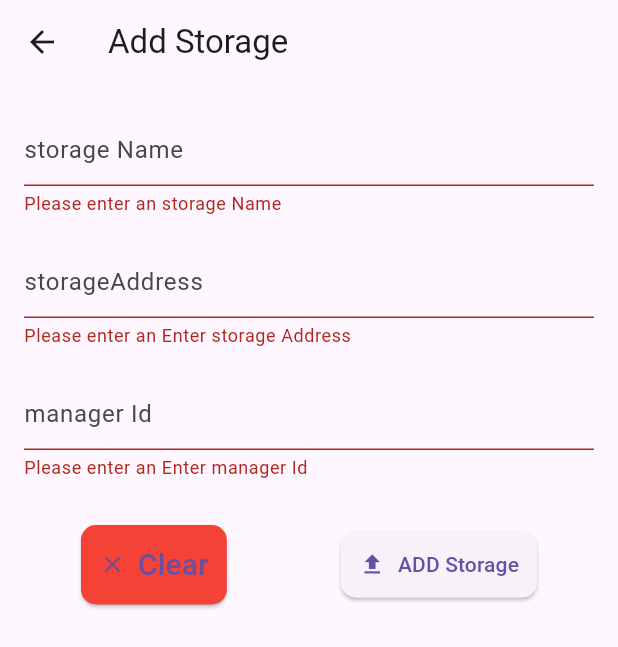
After one commit to naderwael1/opeartion_panal, a Flutter app: the AddStorage screen opened directly, after a tap on "ADD Storage", on a phone screen of 412 x 824 dp. The commit adds this screen. Shown: the top 647 px of the screen. Run offline on Flutter 3.47's test engine with Material 3 defaults, Android fonts, the phone set to English and light mode, and no system bars; our stand-ins replace dotted_border, flutter_offline, get, go_router, google_sign_in, iconsax and 2 more; missing offline and left inert: flutter_facebook_auth; accounts and stored records are empty; network calls fail.

Commit message:
add storage

```diff
--- a/lib/Features/home/presentation/views/widgets/choose_based_token.dart
+++ b/lib/Features/home/presentation/views/widgets/choose_based_token.dart
@@ -2,6 +2,7 @@ import 'package:bloc_v2/Features/emp_features/presentation/all_emp_screen.dart';
 import 'package:bloc_v2/Features/home/presentation/views/widgets/edit_upload_product_form.dart';
 import 'package:bloc_v2/add_general_Section/add_general_section.dart';
 import 'package:bloc_v2/add_register/add_register_employee.dart';
+import 'package:bloc_v2/add_storage/add_storage_screen.dart';
 import 'package:bloc_v2/providers/theme_provider.dart';
 import 'package:flutter/material.dart';
 import 'package:provider/provider.dart';
@@ -36,7 +37,7 @@ class HomeBody extends StatelessWidget {
           _buildCard(context, 'HR Dept', hrImage, const AllEmployeeScreen()),
           _buildCard(context, 'Operation Manager', operationImage, const AllBranchScreen()),
           _buildCard(context, 'Branch Manager', mangerImage, const AllBranchScreen()),
-          _buildCard(context, 'Storage', storgeImage, const AllBranchScreen()),
+          _buildCard(context, 'Storage', storgeImage, const AddStorage()),
           _buildCard(context, 'Upload', cloud, const AddRegisterEmp()),
         ],
       ),
--- /dev/null
+++ b/lib/add_storage/add_storage_model.dart
@@ -0,0 +1,28 @@
+import 'package:http/http.dart' as http;
+Future<String> addStorageModel({
+  required String storageName,
+  required String storageAddress,
+  required String managerId,
+}) async {
+  final url = 'http://192.168.56.1:4000/admin/branch/add-storage';
+  try {
+    final response = await http.post(
+      Uri.parse(url),
+      body: {
+        'storageName': storageName,
+        'storageAddress': storageAddress,
+        'managerId': managerId,
+      },
+    );
+    if (response.statusCode == 200 || response.statusCode == 201) {
+      // Success
+      final add_menu_item = response.body; // Assuming the branchId is returned in the response body
+      return add_menu_item;
+    } else {
+      // Failure
+      throw Exception('Failed to Add Storage: ${response.statusCode}');
+    }
+  } catch (e) {
+    throw Exception('Error AddStorage: $e');
+  }
+}
--- /dev/null
+++ b/lib/add_storage/add_storage_screen.dart
@@ -0,0 +1,147 @@
+import 'package:bloc_v2/add_storage/add_storage_model.dart';
+import 'package:flutter/material.dart';
+import 'package:flutter/services.dart';
+
+class AddStorage extends StatefulWidget {
+  const AddStorage({Key? key});
+
+  @override
+  State<AddStorage> createState() => _AddStorage();
+}
+
+class _AddStorage extends State<AddStorage> {
+  TextEditingController storageNameController = TextEditingController();
+  TextEditingController storageAddressController = TextEditingController();
+  TextEditingController managerIdController = TextEditingController();
+
+  bool isEditing = false;
+  final _formKey = GlobalKey<FormState>();
+
+  void clearForm() {
+    storageNameController.clear();
+    storageAddressController.clear();
+    managerIdController.clear();
+  }
+
+  @override
+  Widget build(BuildContext context) {
+    return SafeArea(
+      child: Scaffold(
+        appBar: AppBar(
+          title: Text('Add Storage'),
+        ),
+        body: SafeArea(
+          child: SingleChildScrollView(
+            child: Padding(
+              padding: const EdgeInsets.symmetric(horizontal: 16, vertical: 0),
+              child: Form(
+                key: _formKey,
+                child: Column(
+                  children: [
+                    const SizedBox(height: 20),
+                    TextFormField(
+                      controller: storageNameController,
+                      key: const ValueKey('storage Name'),
+                      decoration: const InputDecoration(
+                        hintText: 'storage Name',
+                      ),
+                      validator: (value) {
+                        if (value == null || value.isEmpty) {
+                          return 'Please enter an storage Name';
+                        }
+                        return null;
+                      },
+                    ),
+                    const SizedBox(height: 20),
+                    TextFormField(
+                      keyboardType: TextInputType.text,
+                      controller: storageAddressController,
+                      key: const ValueKey('storage Address'),
+                      decoration: const InputDecoration(
+                        hintText: 'storageAddress',
+                      ),
+                      validator: (value) {
+                        if (value == null || value.isEmpty) {
+                          return 'Please enter an Enter storage Address';
+                        }
+                        return null;
+                      },
+                    ),
+                    const SizedBox(height: 20),
+                    TextFormField(
+                      keyboardType: TextInputType.number,
+                      controller: managerIdController,
+                      key: const ValueKey('manager Id'),
+                      decoration: const InputDecoration(
+                        hintText: 'manager Id',
+                      ),
+                      validator: (value) {
+                        if (value == null || value.isEmpty) {
+                          return 'Please enter an Enter manager Id';
+                        }
+                        return null;
+                      },
+                    ),
+                    const SizedBox(height: 30),
+                    Row(
+                      mainAxisAlignment: MainAxisAlignment.spaceAround,
+                      children: [
+                        ElevatedButton.icon(
+                          style: ElevatedButton.styleFrom(
+                            padding: const EdgeInsets.all(12),
+                            backgroundColor: Colors.red,
+                            shape: RoundedRectangleBorder(
+                              borderRadius: BorderRadius.circular(10),
+                            ),
+                          ),
+                          icon: const Icon(Icons.clear),
+                          label: const Text(
+                            "Clear",
+                            style: TextStyle(fontSize: 20),
+                          ),
+                          onPressed: () {
+                            clearForm();
+                          },
+                        ),
+                        ElevatedButton.icon(
+                          style: ElevatedButton.styleFrom(
+                            padding: const EdgeInsets.all(12),
+                            shape: RoundedRectangleBorder(
+                              borderRadius: BorderRadius.circular(10),
+                            ),
+                          ),
+                          icon: const Icon(Icons.upload),
+                          label: const Text(
+                            "ADD Storage",
+                          ),
+                          onPressed: () async {
+                            if (_formKey.currentState!.validate()) {
+                              try {
+                                final addStorage_Model =
+                                    await addStorageModel(
+                                  storageName: storageNameController.text,
+                                  storageAddress: storageAddressController.text,
+                                  managerId: managerIdController.text,
+                                );
+                                print('Adding employee: $addStorage_Model');
+                                clearForm();
+                              } catch (e) {
+                                print('Error adding employee: $e');
+                              }
+                            } else {
+                              print('Form is not valid');
+                            }
+                          },
+                        ),
+                      ],
+                    ),
+                  ],
+                ),
+              ),
+            ),
+          ),
+        ),
+      ),
+    );
+  }
+}
```
